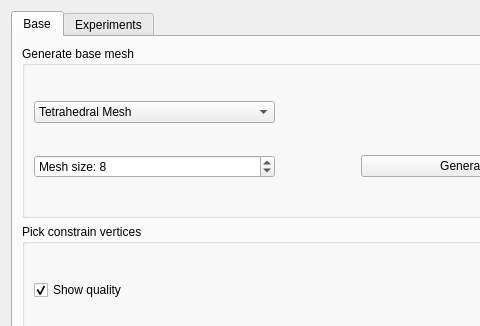
The window that Plugin-Master/MasterToolbarBase.ui (a2mont/master-thesis) describes before a commit, drawn with Qt 5; both pictures show x 0 to 480 and y 0 to 326 of the 636 by 595 pixel window.
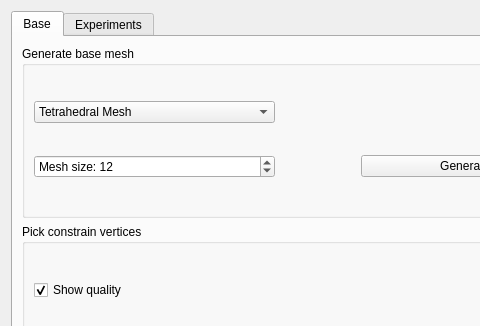
The same window after the commit. The open tabs and pages were chosen to show the change.

What changed in the file:
```diff
--- a/Plugin-Master/MasterToolbarBase.ui
+++ b/Plugin-Master/MasterToolbarBase.ui
@@ -57,10 +57,10 @@
                  <number>2</number>
                 </property>
                 <property name="maximum">
-                 <number>15</number>
+                 <number>1000</number>
                 </property>
                 <property name="value">
-                 <number>8</number>
+                 <number>12</number>
                 </property>
                </widget>
               </item>
```
Left out of the diff: 2 changed lines with no effect on the pictures.
